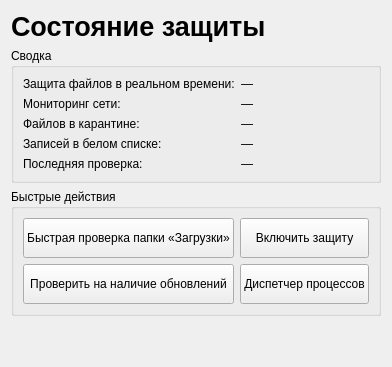
Above: ui/designer/dashboard_page.ui from UnLuck000/school_project before the change. Below: the same form after it.
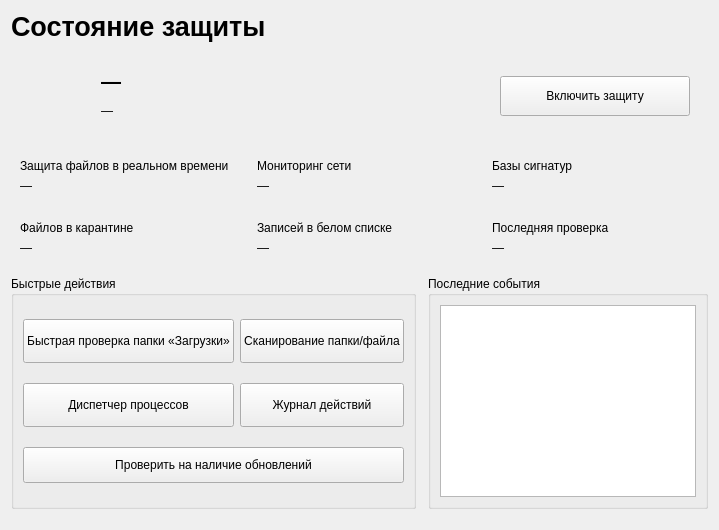
That is the form after the change.

Commit message: Сеть, защита флешек, ловушки, отчёт о работе, запреты и рабочие процессы проверки

The edit to the form file:
```diff
--- a/ui/designer/dashboard_page.ui
+++ b/ui/designer/dashboard_page.ui
@@ -3,6 +3,7 @@
  <class>DashboardPage</class>
  <widget class="QWidget" name="DashboardPage">
   <layout class="QVBoxLayout" name="mainLayout">
+   <property name="spacing"><number>12</number></property>
    <item>
     <widget class="QLabel" name="lblTitle">
      <property name="styleSheet"><string notr="true">font-size: 20pt; font-weight: 600;</string></property>
@@ -10,35 +11,112 @@
     </widget>
    </item>
    <item>
-    <widget class="QGroupBox" name="groupState">
-     <property name="title"><string>Сводка</string></property>
-     <layout class="QFormLayout" name="formState">
-      <item row="0" column="0"><widget class="QLabel" name="captionProtection"><property name="text"><string>Защита файлов в реальном времени:</string></property></widget></item>
-      <item row="0" column="1"><widget class="QLabel" name="lblProtection"><property name="text"><string>—</string></property></widget></item>
-      <item row="1" column="0"><widget class="QLabel" name="captionNetwork"><property name="text"><string>Мониторинг сети:</string></property></widget></item>
-      <item row="1" column="1"><widget class="QLabel" name="lblNetwork"><property name="text"><string>—</string></property></widget></item>
-      <item row="2" column="0"><widget class="QLabel" name="captionQuarantine"><property name="text"><string>Файлов в карантине:</string></property></widget></item>
-      <item row="2" column="1"><widget class="QLabel" name="lblQuarantine"><property name="text"><string>—</string></property></widget></item>
-      <item row="3" column="0"><widget class="QLabel" name="captionWhitelist"><property name="text"><string>Записей в белом списке:</string></property></widget></item>
-      <item row="3" column="1"><widget class="QLabel" name="lblWhitelist"><property name="text"><string>—</string></property></widget></item>
-      <item row="4" column="0"><widget class="QLabel" name="captionLastScan"><property name="text"><string>Последняя проверка:</string></property></widget></item>
-      <item row="4" column="1"><widget class="QLabel" name="lblLastScan"><property name="text"><string>—</string></property></widget></item>
+    <widget class="QFrame" name="frameHero">
+     <layout class="QHBoxLayout" name="layoutHero" stretch="0,1,0">
+      <property name="spacing"><number>16</number></property>
+      <property name="leftMargin"><number>18</number></property>
+      <property name="topMargin"><number>14</number></property>
+      <property name="rightMargin"><number>18</number></property>
+      <property name="bottomMargin"><number>14</number></property>
+      <item><widget class="QLabel" name="lblHeroIcon"><property name="minimumSize"><size><width>56</width><height>56</height></size></property><property name="text"><string/></property></widget></item>
+      <item>
+       <layout class="QVBoxLayout" name="layoutHeroText">
+        <property name="spacing"><number>4</number></property>
+        <item><widget class="QLabel" name="lblHeroTitle"><property name="styleSheet"><string notr="true">font-size: 15pt; font-weight: 600; background: transparent;</string></property><property name="text"><string>—</string></property></widget></item>
+        <item><widget class="QLabel" name="lblHeroText"><property name="styleSheet"><string notr="true">background: transparent;</string></property><property name="wordWrap"><bool>true</bool></property><property name="text"><string>—</string></property></widget></item>
+       </layout>
+      </item>
+      <item><widget class="QPushButton" name="btnStartProtection"><property name="minimumSize"><size><width>190</width><height>40</height></size></property><property name="text"><string>Включить защиту</string></property></widget></item>
      </layout>
     </widget>
    </item>
    <item>
-    <widget class="QGroupBox" name="groupQuick">
-     <property name="title"><string>Быстрые действия</string></property>
-     <layout class="QGridLayout" name="gridQuick">
-      <item row="0" column="0"><widget class="QPushButton" name="btnQuickScan"><property name="minimumSize"><size><width>0</width><height>40</height></size></property><property name="text"><string>Быстрая проверка папки «Загрузки»</string></property></widget></item>
-      <item row="0" column="1"><widget class="QPushButton" name="btnStartProtection"><property name="minimumSize"><size><width>0</width><height>40</height></size></property><property name="text"><string>Включить защиту</string></property></widget></item>
-      <item row="1" column="0"><widget class="QPushButton" name="btnCheckUpdates"><property name="minimumSize"><size><width>0</width><height>40</height></size></property><property name="toolTip"><string>Откроет страницу релизов программы на GitHub</string></property><property name="text"><string>Проверить на наличие обновлений</string></property></widget></item>
-      <item row="1" column="1"><widget class="QPushButton" name="btnOpenProcesses"><property name="minimumSize"><size><width>0</width><height>40</height></size></property><property name="text"><string>Диспетчер процессов</string></property></widget></item>
-     </layout>
-    </widget>
+    <layout class="QGridLayout" name="gridCards">
+     <property name="horizontalSpacing"><number>10</number></property>
+     <property name="verticalSpacing"><number>10</number></property>
+     <item row="0" column="0">
+      <widget class="QFrame" name="cardProtection">
+       <property name="card" stdset="0"><bool>true</bool></property>
+       <layout class="QVBoxLayout" name="layoutCardProtection">
+        <item><widget class="QLabel" name="captionProtection"><property name="text"><string>Защита файлов в реальном времени</string></property></widget></item>
+        <item><widget class="QLabel" name="lblProtection"><property name="text"><string>—</string></property></widget></item>
+       </layout>
+      </widget>
+     </item>
+     <item row="0" column="1">
+      <widget class="QFrame" name="cardNetwork">
+       <property name="card" stdset="0"><bool>true</bool></property>
+       <layout class="QVBoxLayout" name="layoutCardNetwork">
+        <item><widget class="QLabel" name="captionNetwork"><property name="text"><string>Мониторинг сети</string></property></widget></item>
+        <item><widget class="QLabel" name="lblNetwork"><property name="text"><string>—</string></property></widget></item>
+       </layout>
+      </widget>
+     </item>
+     <item row="0" column="2">
+      <widget class="QFrame" name="cardDatabases">
+       <property name="card" stdset="0"><bool>true</bool></property>
+       <layout class="QVBoxLayout" name="layoutCardDatabases">
+        <item><widget class="QLabel" name="captionDatabases"><property name="text"><string>Базы сигнатур</string></property></widget></item>
+        <item><widget class="QLabel" name="lblDatabases"><property name="text"><string>—</string></property></widget></item>
+       </layout>
+      </widget>
+     </item>
+     <item row="1" column="0">
+      <widget class="QFrame" name="cardQuarantine">
+       <property name="card" stdset="0"><bool>true</bool></property>
+       <layout class="QVBoxLayout" name="layoutCardQuarantine">
+        <item><widget class="QLabel" name="captionQuarantine"><property name="text"><string>Файлов в карантине</string></property></widget></item>
+        <item><widget class="QLabel" name="lblQuarantine"><property name="text"><string>—</string></property></widget></item>
+       </layout>
+      </widget>
+     </item>
+     <item row="1" column="1">
+      <widget class="QFrame" name="cardWhitelist">
+       <property name="card" stdset="0"><bool>true</bool></property>
+       <layout class="QVBoxLayout" name="layoutCardWhitelist">
+        <item><widget class="QLabel" name="captionWhitelist"><property name="text"><string>Записей в белом списке</string></property></widget></item>
+        <item><widget class="QLabel" name="lblWhitelist"><property name="text"><string>—</string></property></widget></item>
+       </layout>
+      </widget>
+     </item>
+     <item row="1" column="2">
+      <widget class="QFrame" name="cardLastScan">
+       <property name="card" stdset="0"><bool>true</bool></property>
+       <layout class="QVBoxLayout" name="layoutCardLastScan">
+        <item><widget class="QLabel" name="captionLastScan"><property name="text"><string>Последняя проверка</string></property></widget></item>
+        <item><widget class="QLabel" name="lblLastScan"><property name="text"><string>—</string></property></widget></item>
+       </layout>
+      </widget>
+     </item>
+    </layout>
    </item>
    <item>
-    <spacer name="verticalSpacer"><property name="orientation"><enum>Qt::Vertical</enum></property><property name="sizeHint" stdset="0"><size><width>20</width><height>40</height></size></property></spacer>
+    <layout class="QHBoxLayout" name="layoutBottom">
+     <property name="spacing"><number>12</number></property>
+     <item>
+      <widget class="QGroupBox" name="groupQuick">
+       <property name="title"><string>Быстрые действия</string></property>
+       <layout class="QGridLayout" name="gridQuick">
+        <item row="0" column="0"><widget class="QPushButton" name="btnQuickScan"><property name="minimumSize"><size><width>0</width><height>44</height></size></property><property name="text"><string>Быстрая проверка папки «Загрузки»</string></property></widget></item>
+        <item row="0" column="1"><widget class="QPushButton" name="btnScanPath"><property name="minimumSize"><size><width>0</width><height>44</height></size></property><property name="text"><string>Сканирование папки/файла</string></property></widget></item>
+        <item row="1" column="0"><widget class="QPushButton" name="btnOpenProcesses"><property name="minimumSize"><size><width>0</width><height>44</height></size></property><property name="text"><string>Диспетчер процессов</string></property></widget></item>
+        <item row="1" column="1"><widget class="QPushButton" name="btnOpenJournal"><property name="minimumSize"><size><width>0</width><height>44</height></size></property><property name="text"><string>Журнал действий</string></property></widget></item>
+        <item row="2" column="0" colspan="2"><widget class="QPushButton" name="btnCheckUpdates"><property name="minimumSize"><size><width>0</width><height>36</height></size></property><property name="toolTip"><string>Откроет страницу релизов программы на GitHub</string></property><property name="text"><string>Проверить на наличие обновлений</string></property></widget></item>
+       </layout>
+      </widget>
+     </item>
+     <item>
+      <widget class="QGroupBox" name="groupEvents">
+       <property name="title"><string>Последние события</string></property>
+       <layout class="QVBoxLayout" name="layoutEvents">
+        <item><widget class="QListWidget" name="listEvents"><property name="minimumSize"><size><width>0</width><height>120</height></size></property></widget></item>
+       </layout>
+      </widget>
+     </item>
+    </layout>
+   </item>
+   <item>
+    <spacer name="verticalSpacer"><property name="orientation"><enum>Qt::Vertical</enum></property><property name="sizeHint" stdset="0"><size><width>20</width><height>10</height></size></property></spacer>
    </item>
   </layout>
  </widget>
```
The commit also changes 93 other files.
